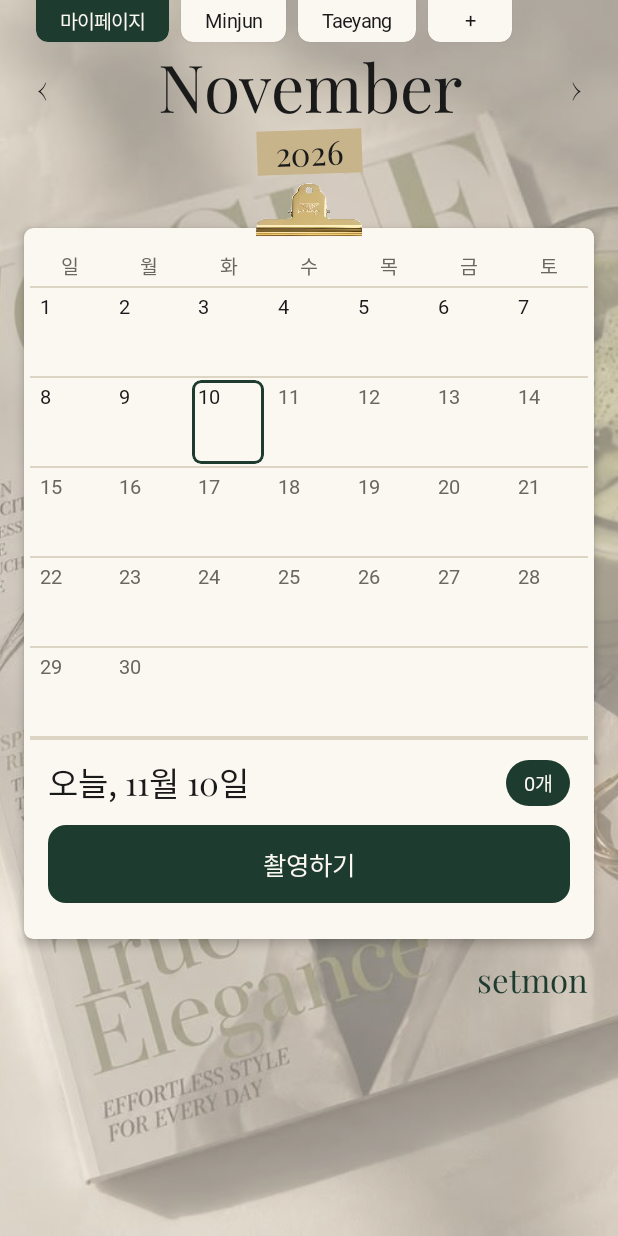
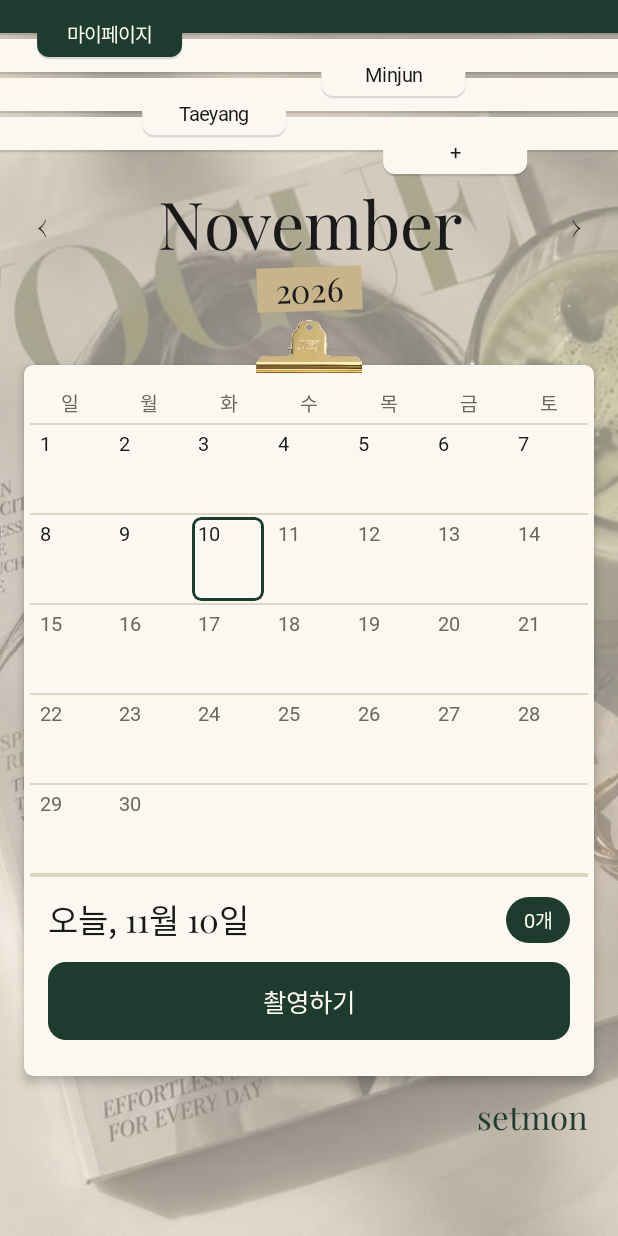
Before and after one commit to Team-setmon-FE-dev/FE_dev, an Android app built with Jetpack Compose: the @Preview function CalendarScreenPreview, on a phone screen of 412 x 824 dp. Run offline under Robolectric (Android 15) with nearby library versions, the phone set to English and light mode, and no system bars; our stand-ins replace Dagger/Hilt's generated code; network calls fail; pictures from the network do not load; Roboto replaces fonts that are not available here.

Commit message:
feat(calendar): 3주차 A S-03 책갈피를 피그마 시안대로 (밴드 + 엇갈린 탭)
- BookmarkStack: 가로 전체 밴드가 위에서부터 한 줄씩 쌓이고 밴드 아래로 탭이 튀어나옴
  줄 순서 마이페이지 · 친구들(닉네임순) · +, 탭 위치는 줄마다 엇갈림, 위 줄이 아래 줄을 덮음
  첫 줄은 상태 표시줄 뒤까지 칠하고, 초록이면 상태 표시줄 아이콘을 밝게
- 친구가 늘면 줄이 아래로 늘어남. 0~2명이어도 4줄 높이를 비워 달력 위치 유지
- 친구 달력도 같은 책갈피(그 친구 줄 선택), 상단 뒤로 가기 바 제거
  마이페이지 줄 → 내 달력, 다른 친구 줄 → 그 친구 달력으로 바꿔 열기

Co-Authored-By: Claude Opus 5.5 <noreply@anthropic.com>
Claude-Session: https://claude.ai/code/session_019SwBLYP5HiAgMMeQo7ewJ4

```diff
--- a/feature/calendar/build.gradle.kts
+++ b/feature/calendar/build.gradle.kts
@@ -5,3 +5,7 @@ plugins {
 android {
     namespace = "com.setmon.feature.calendar"
 }
+
+dependencies {
+    implementation(libs.androidx.core.ktx) // 책갈피 뒤 상태 표시줄 아이콘 색 (WindowCompat)
+}
--- /dev/null
+++ b/feature/calendar/src/main/java/com/setmon/feature/calendar/BookmarkStack.kt
@@ -0,0 +1,206 @@
+package com.setmon.feature.calendar
+
+import androidx.compose.foundation.clickable
+import androidx.compose.foundation.layout.Box
+import androidx.compose.foundation.layout.BoxWithConstraints
+import androidx.compose.foundation.layout.WindowInsets
+import androidx.compose.foundation.layout.asPaddingValues
+import androidx.compose.foundation.layout.fillMaxWidth
+import androidx.compose.foundation.layout.height
+import androidx.compose.foundation.layout.offset
+import androidx.compose.foundation.layout.padding
+import androidx.compose.foundation.layout.size
+import androidx.compose.foundation.layout.statusBars
+import androidx.compose.foundation.shape.RoundedCornerShape
+import androidx.compose.material3.Text
+import android.app.Activity
+import androidx.compose.runtime.Composable
+import androidx.compose.runtime.DisposableEffect
+import androidx.compose.runtime.remember
+import androidx.compose.ui.Alignment
+import androidx.compose.ui.Modifier
+import androidx.compose.ui.draw.clip
+import androidx.compose.ui.draw.drawBehind
+import androidx.compose.ui.geometry.CornerRadius
+import androidx.compose.ui.geometry.Rect
+import androidx.compose.ui.geometry.RoundRect
+import androidx.compose.ui.graphics.Path
+import androidx.compose.ui.graphics.drawscope.translate
+import androidx.compose.ui.platform.LocalDensity
+import androidx.compose.ui.platform.LocalView
+import androidx.compose.ui.semantics.Role
+import androidx.compose.ui.semantics.selected
+import androidx.compose.ui.semantics.semantics
+import androidx.compose.ui.text.rememberTextMeasurer
+import androidx.compose.ui.text.style.TextOverflow
+import androidx.compose.ui.tooling.preview.Preview
+import androidx.compose.ui.unit.Dp
+import androidx.compose.ui.unit.dp
+import androidx.compose.ui.zIndex
+import androidx.core.view.WindowCompat
+import com.setmon.core.designsystem.theme.SetmonTheme
+
+/** 책갈피 한 줄 */
+internal data class BookmarkItem(
+    val key: Any,
+    val label: String,
+    val selected: Boolean,
+    val onClick: () -> Unit,
+)
+
+private val ROW_STEP = 26.dp // 줄과 줄 사이 (밴드가 겹쳐 쌓인다)
+private val BAND_HEIGHT = 22.dp // 가로 전체 밴드
+private val TAB_HEIGHT = 38.dp // 밴드 윗선부터 튀어나온 탭 아랫선까지
+private val TAB_CORNER = 8.dp
+private val TAB_TEXT_PADDING = 20.dp
+private val TAB_MIN_WIDTH = 96.dp
+private val TAB_MAX_WIDTH = 168.dp
+private val TAB_EDGE = 12.dp
+private val SHADOW_OFFSET = 1.5.dp
+
+/** 친구가 0~2명이어도 달력이 위로 몰리지 않게 이만큼의 줄 높이는 비워 둔다 */
+private const val MIN_ROWS = 4
+
+/** 탭이 줄마다 엇갈리는 가로 위치 (화면 폭 비율). 피그마 S-03 · Friend tabs 의 위치 */
+private val TAB_X_FRACTIONS = listOf(0.06f, 0.52f, 0.23f, 0.62f, 0.36f)
+
+/**
+ * S-03 맨 위 책갈피. 피그마 `S-03 · Main calendar` > Friend tabs.
+ * 가로 전체 밴드가 위에서부터 한 줄씩 쌓이고, 줄마다 밴드 아래로 탭이 튀어나온다.
+ * 위 줄이 아래 줄을 덮는다. 첫 줄 밴드는 상태 표시줄 뒤까지 칠한다.
+ * 친구가 늘면 줄이 아래로 늘어난다.
+ */
+@Composable
+internal fun BookmarkStack(
+    items: List<BookmarkItem>,
+    modifier: Modifier = Modifier,
+) {
+    val statusTop = WindowInsets.statusBars.asPaddingValues().calculateTopPadding()
+    StatusBarIconsOn(darkBackground = items.firstOrNull()?.selected == true)
+    val rows = maxOf(items.size, MIN_ROWS)
+    BoxWithConstraints(
+        modifier
+            .fillMaxWidth()
+            .height(statusTop + ROW_STEP * (rows - 1) + TAB_HEIGHT + SHADOW_OFFSET * 2),
+    ) {
+        val width = maxWidth
+        items.forEachIndexed { index, item ->
+            BookmarkRow(
+                item = item,
+                fraction = TAB_X_FRACTIONS[index % TAB_X_FRACTIONS.size],
+                screenWidth = width,
+                // 첫 줄은 상태 표시줄 높이만큼 위로 늘려 화면 맨 위부터 칠한다
+                top = if (index == 0) 0.dp else statusTop + ROW_STEP * index,
+                extraTop = if (index == 0) statusTop else 0.dp,
+                modifier = Modifier.zIndex((items.size - index).toFloat()),
+            )
+        }
+    }
+}
+
+/** 첫 줄이 초록이면 상태 표시줄 아이콘을 밝게. 화면을 떠나면 원래대로 돌려 놓는다 */
+@Composable
+private fun StatusBarIconsOn(darkBackground: Boolean) {
+    val view = LocalView.current
+    if (view.isInEditMode) return
+    DisposableEffect(view, darkBackground) {
+        val window = (view.context as? Activity)?.window ?: return@DisposableEffect onDispose {}
+        val controller = WindowCompat.getInsetsController(window, view)
+        val before = controller.isAppearanceLightStatusBars
+        controller.isAppearanceLightStatusBars = !darkBackground
+        onDispose { controller.isAppearanceLightStatusBars = before }
+    }
+}
+
+@Composable
+private fun BookmarkRow(
+    item: BookmarkItem,
+    fraction: Float,
+    screenWidth: Dp,
+    top: Dp,
+    extraTop: Dp,
+    modifier: Modifier = Modifier,
+) {
+    val colors = SetmonTheme.colors
+    val textStyle = SetmonTheme.typography.label
+    val density = LocalDensity.current
+    val measurer = rememberTextMeasurer()
+
+    val textWidth = remember(item.label, textStyle, density) {
+        with(density) { measurer.measure(item.label, textStyle, maxLines = 1).size.width.toDp() }
+    }
+    val tabWidth = (textWidth + TAB_TEXT_PADDING * 2).coerceIn(TAB_MIN_WIDTH, TAB_MAX_WIDTH)
+    val tabX = (screenWidth * fraction)
+        .coerceAtMost(screenWidth - tabWidth - TAB_EDGE)
+        .coerceAtLeast(TAB_EDGE)
+
+    val fill = if (item.selected) colors.primary else colors.surface
+    val shadow = colors.shadow.copy(alpha = 0.14f)
+
+    Box(
+        modifier
+            .offset(y = top)
+            .fillMaxWidth()
+            .height(extraTop + TAB_HEIGHT + SHADOW_OFFSET * 2)
+            .drawBehind {
+                // 밴드(가로 전체) + 탭(아래 모서리만 둥글게)을 한 모양으로 칠한다
+                val bandBottom = (extraTop + BAND_HEIGHT).toPx()
+                val tabLeft = tabX.toPx()
+                val corner = CornerRadius(TAB_CORNER.toPx())
+                val path = Path().apply {
+                    addRect(Rect(0f, 0f, size.width, bandBottom))
+                    addRoundRect(
+                        RoundRect(
+                            left = tabLeft,
+                            top = 0f,
+                            right = tabLeft + tabWidth.toPx(),
+                            bottom = (extraTop + TAB_HEIGHT).toPx(),
+                            topLeftCornerRadius = CornerRadius.Zero,
+                            topRightCornerRadius = CornerRadius.Zero,
+                            bottomRightCornerRadius = corner,
+                            bottomLeftCornerRadius = corner,
+                        ),
+                    )
+                }
+                // 아래 줄에 얕은 그림자 (기기 버전과 상관없이 같은 모양)
+                translate(top = SHADOW_OFFSET.toPx()) { drawPath(path, shadow) }
+                drawPath(path, fill)
+            },
+    ) {
+        Box(
+            modifier = Modifier
+                .offset(x = tabX, y = extraTop)
+                .size(width = tabWidth, height = TAB_HEIGHT)
+                .clip(RoundedCornerShape(bottomStart = TAB_CORNER, bottomEnd = TAB_CORNER))
+                .semantics { selected = item.selected }
+                .clickable(role = Role.Tab, onClick = item.onClick)
+                .padding(horizontal = 8.dp)
+                .padding(bottom = 6.dp),
+            contentAlignment = Alignment.BottomCenter,
+        ) {
+            Text(
+                text = item.label,
+                style = textStyle,
+                color = if (item.selected) colors.onPrimary else colors.textPrimary,
+                maxLines = 1,
+                overflow = TextOverflow.Ellipsis,
+            )
+        }
+    }
+}
+
+@Preview(showBackground = true, backgroundColor = 0xFFEDEAE4)
+@Composable
+private fun BookmarkStackPreview() {
+    SetmonTheme {
+        BookmarkStack(
+            items = listOf(
+                BookmarkItem("me", "마이페이지", selected = true, onClick = {}),
+                BookmarkItem(3L, "Taeyang", selected = false, onClick = {}),
+                BookmarkItem(2L, "Minjun", selected = false, onClick = {}),
+                BookmarkItem(4L, "Jisu", selected = false, onClick = {}),
+                BookmarkItem("add", "+", selected = false, onClick = {}),
+            ),
+        )
+    }
+}
--- a/feature/calendar/src/main/java/com/setmon/feature/calendar/CalendarScreen.kt
+++ b/feature/calendar/src/main/java/com/setmon/feature/calendar/CalendarScreen.kt
@@ -3,7 +3,6 @@ package com.setmon.feature.calendar
 import androidx.compose.foundation.Image
 import androidx.compose.foundation.background
 import androidx.compose.foundation.gestures.detectHorizontalDragGestures
-import androidx.compose.foundation.horizontalScroll
 import androidx.compose.foundation.layout.Arrangement
 import androidx.compose.foundation.layout.Box
 import androidx.compose.foundation.layout.Column
@@ -14,7 +13,7 @@ import androidx.compose.foundation.layout.height
 import androidx.compose.foundation.layout.offset
 import androidx.compose.foundation.layout.padding
 import androidx.compose.foundation.layout.size
-import androidx.compose.foundation.layout.systemBarsPadding
+import androidx.compose.foundation.layout.navigationBarsPadding
 import androidx.compose.foundation.rememberScrollState
 import androidx.compose.foundation.verticalScroll
 import androidx.compose.material3.IconButton
@@ -42,11 +41,9 @@ import androidx.hilt.navigation.compose.hiltViewModel
 import androidx.lifecycle.Lifecycle
 import androidx.lifecycle.compose.LifecycleEventEffect
 import androidx.lifecycle.compose.collectAsStateWithLifecycle
-import com.setmon.core.designsystem.component.BookmarkTab
 import com.setmon.core.designsystem.component.CalendarDayCell
 import com.setmon.core.designsystem.component.SetmonButton
 import com.setmon.core.designsystem.component.SetmonButtonType
-import com.setmon.core.designsystem.component.SetmonTopBar
 import com.setmon.core.designsystem.component.TodayCard
 import com.setmon.core.designsystem.theme.SetmonTheme
 import com.setmon.core.model.Friend
@@ -61,14 +58,15 @@ private const val BACKGROUND_OVERLAY_ALPHA = 0.53f // 피그마의 Overlay 28% +
 /** S-03 달력. 피그마 `S-03 · Main calendar` */
 @Composable
 internal fun CalendarRoot(
+    userId: Long,
     readOnly: Boolean,
     friendNickname: String?,
     onDayClick: (date: String) -> Unit,
     onCaptureClick: () -> Unit,
     onFriendCalendarClick: (friendUserId: Long, nickname: String) -> Unit,
+    onMyCalendarClick: () -> Unit,
     onFriendClick: () -> Unit,
     onMyPageClick: () -> Unit,
-    onBack: () -> Unit,
     viewModel: CalendarViewModel = hiltViewModel(),
 ) {
     val uiState by viewModel.uiState.collectAsStateWithLifecycle()
@@ -77,6 +75,7 @@ internal fun CalendarRoot(
 
     CalendarScreen(
         uiState = uiState,
+        userId = userId,
         readOnly = readOnly,
         friendNickname = friendNickname,
         onPreviousMonth = viewModel::showPreviousMonth,
@@ -85,15 +84,16 @@ internal fun CalendarRoot(
         onDayClick = onDayClick,
         onCaptureClick = onCaptureClick,
         onFriendCalendarClick = onFriendCalendarClick,
+        onMyCalendarClick = onMyCalendarClick,
         onFriendClick = onFriendClick,
         onMyPageClick = onMyPageClick,
-        onBack = onBack,
     )
 }
 
 @Composable
 private fun CalendarScreen(
     uiState: CalendarUiState,
+    userId: Long,
     readOnly: Boolean,
     friendNickname: String?,
     onPreviousMonth: () -> Unit,
@@ -102,9 +102,9 @@ private fun CalendarScreen(
     onDayClick: (date: String) -> Unit,
     onCaptureClick: () -> Unit,
     onFriendCalendarClick: (friendUserId: Long, nickname: String) -> Unit,
+    onMyCalendarClick: () -> Unit,
     onFriendClick: () -> Unit,
     onMyPageClick: () -> Unit,
-    onBack: () -> Unit,
 ) {
     val colors = SetmonTheme.colors
     val shape = SetmonTheme.shapes.thumbnail
@@ -123,41 +123,22 @@ private fun CalendarScreen(
         Column(
             modifier = Modifier
                 .fillMaxSize()
-                .systemBarsPadding()
+                // 위쪽은 책갈피가 상태 표시줄 뒤까지 칠하므로 아래쪽만 띄운다
+                .navigationBarsPadding()
                 .verticalScroll(rememberScrollState()),
         ) {
-            if (readOnly) {
-                SetmonTopBar(
-                    title = friendNickname
-                        ?.let { stringResource(R.string.calendar_friend_title_named, it) }
-                        ?: stringResource(R.string.calendar_friend_title),
-                    onBack = onBack,
-                    readOnly = true,
-                )
-            } else {
-                // 책갈피 탭: 마이페이지 · 친구들(닉네임순) · +. 친구가 많으면 옆으로 밀어서 본다
-                Row(
-                    modifier = Modifier
-                        .fillMaxWidth()
-                        .horizontalScroll(rememberScrollState())
-                        .padding(horizontal = 24.dp),
-                    horizontalArrangement = Arrangement.spacedBy(8.dp),
-                ) {
-                    BookmarkTab(
-                        label = stringResource(R.string.calendar_my_page),
-                        selected = true,
-                        onClick = onMyPageClick,
-                    )
-                    uiState.friends.forEach { friend ->
-                        BookmarkTab(
-                            label = friend.nickname,
-                            selected = false,
-                            onClick = { onFriendCalendarClick(friend.userId, friend.nickname) },
-                        )
-                    }
-                    BookmarkTab(label = "+", selected = false, onClick = onFriendClick)
-                }
-            }
+            BookmarkStack(
+                items = bookmarkItems(
+                    userId = userId,
+                    readOnly = readOnly,
+                    friendNickname = friendNickname,
+                    friends = uiState.friends,
+                    onMyCalendarClick = onMyCalendarClick,
+                    onMyPageClick = onMyPageClick,
+                    onFriendCalendarClick = onFriendCalendarClick,
+                    onFriendClick = onFriendClick,
+                ),
+            )
 
             MonthHeading(month = uiState.month, onPrevious = onPreviousMonth, onNext = onNextMonth)
 
@@ -234,6 +215,53 @@ private fun CalendarScreen(
                     .padding(top = 12.dp, end = 20.dp, bottom = 16.dp),
             )
         }
+    }
+}
+
+/**
+ * 책갈피 줄: 마이페이지 · 친구들(닉네임순) · +
+ * - 내 달력: 마이페이지 줄이 선택됨. 누르면 S-12, 친구 줄은 그 친구 달력
+ * - 친구 달력: 그 친구 줄이 선택됨. 마이페이지 줄은 내 달력으로, 다른 친구 줄은 그 친구 달력으로 바꾼다
+ */
+@Composable
+private fun bookmarkItems(
+    userId: Long,
+    readOnly: Boolean,
+    friendNickname: String?,
+    friends: List<Friend>,
+    onMyCalendarClick: () -> Unit,
+    onMyPageClick: () -> Unit,
+    onFriendCalendarClick: (friendUserId: Long, nickname: String) -> Unit,
+    onFriendClick: () -> Unit,
+): List<BookmarkItem> {
+    val myLabel = stringResource(R.string.calendar_my_page)
+    // 친구 목록을 받기 전에도 지금 보는 친구 줄은 보이게 한다
+    val shownFriends = if (readOnly && friendNickname != null && friends.none { it.userId == userId }) {
+        (friends + Friend(userId, friendNickname)).sortedBy { it.nickname }
+    } else {
+        friends
+    }
+    return buildList {
+        add(
+            BookmarkItem(
+                key = "me",
+                label = myLabel,
+                selected = !readOnly,
+                onClick = if (readOnly) onMyCalendarClick else onMyPageClick,
+            ),
+        )
+        shownFriends.forEach { friend ->
+            val selected = readOnly && friend.userId == userId
+            add(
+                BookmarkItem(
+                    key = friend.userId,
+                    label = friend.nickname,
+                    selected = selected,
+                    onClick = { if (!selected) onFriendCalendarClick(friend.userId, friend.nickname) },
+                ),
+            )
+        }
+        add(BookmarkItem(key = "add", label = "+", selected = false, onClick = onFriendClick))
     }
 }
 
@@ -359,6 +387,7 @@ private fun CalendarScreenPreview() {
     val month = YearMonth.from(today)
     SetmonTheme {
         CalendarScreen(
+            userId = 1L,
             uiState = CalendarUiState(
                 month = month,
                 today = today,
@@ -373,9 +402,9 @@ private fun CalendarScreenPreview() {
             onDayClick = {},
             onCaptureClick = {},
             onFriendCalendarClick = { _, _ -> },
+            onMyCalendarClick = {},
             onFriendClick = {},
             onMyPageClick = {},
-            onBack = {},
         )
     }
 }
--- a/feature/calendar/src/main/java/com/setmon/feature/calendar/CalendarViewModel.kt
+++ b/feature/calendar/src/main/java/com/setmon/feature/calendar/CalendarViewModel.kt
@@ -30,7 +30,7 @@ internal data class CalendarUiState(
     val today: LocalDate,
     val weeks: List<List<CalendarCell>>,
     val todayClipCount: Int = 0,
-    /** 내 달력 책갈피에 보이는 친구 탭 (친구 달력에서는 비어 있다) */
+    /** 책갈피에 보이는 친구 줄 (내 달력·친구 달력 모두) */
     val friends: List<Friend> = emptyList(),
     val isLoading: Boolean = false,
     @param:StringRes val error: Int? = null,
@@ -66,7 +66,7 @@ internal class CalendarViewModel @Inject constructor(
         val currentMonth = YearMonth.from(today)
         if (currentMonth != visibleMonth) refreshCurrentMonth(currentMonth)
 
-        if (!route.readOnly) refreshFriends()
+        refreshFriends()
     }
 
     fun showPreviousMonth() = showMonth(_uiState.value.month.minusMonths(1))
--- a/feature/calendar/src/main/res/values/strings.xml
+++ b/feature/calendar/src/main/res/values/strings.xml
@@ -1,8 +1,6 @@
 <?xml version="1.0" encoding="utf-8"?>
 <resources>
     <string name="calendar_my_page">마이페이지</string>
-    <string name="calendar_friend_title">친구 달력</string>
-    <string name="calendar_friend_title_named">%1$s님의 달력</string>
     <string name="calendar_previous_month">이전 달</string>
     <string name="calendar_next_month">다음 달</string>
     <string name="calendar_today_title">오늘, %1$d월 %2$d일</string>
```
Also changed, not shown: app/src/main/java/com/setmon/app/navigation/SetmonNavHost.kt (+16 -3 lines), feature/calendar/src/main/java/com/setmon/feature/calendar/navigation/CalendarNavigation.kt (+12 -6 lines).
